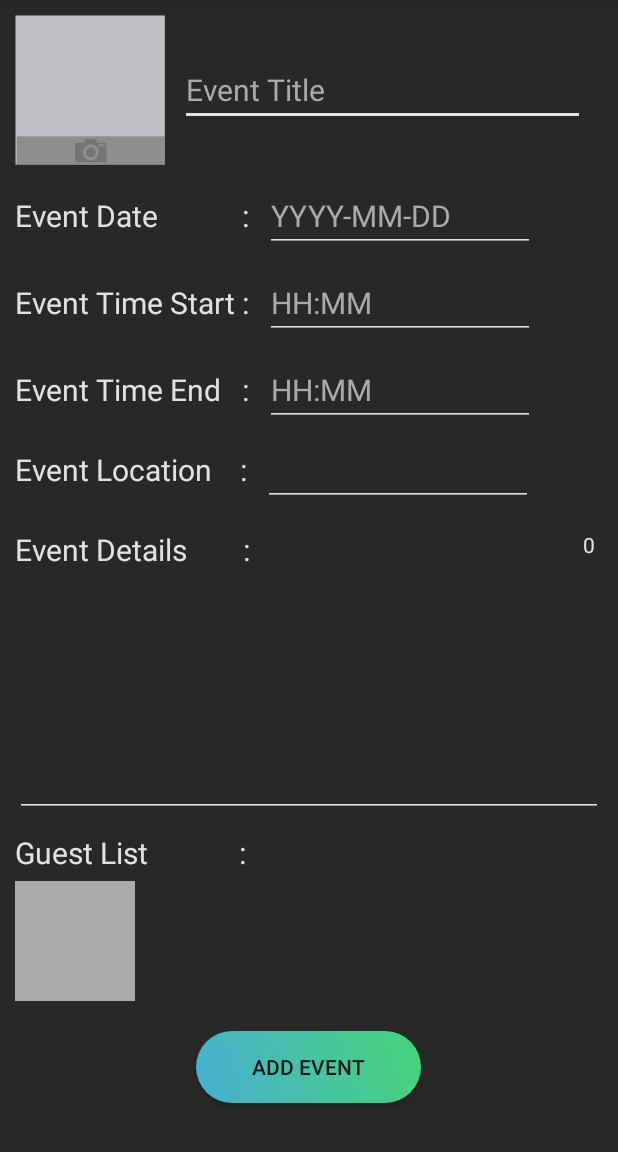
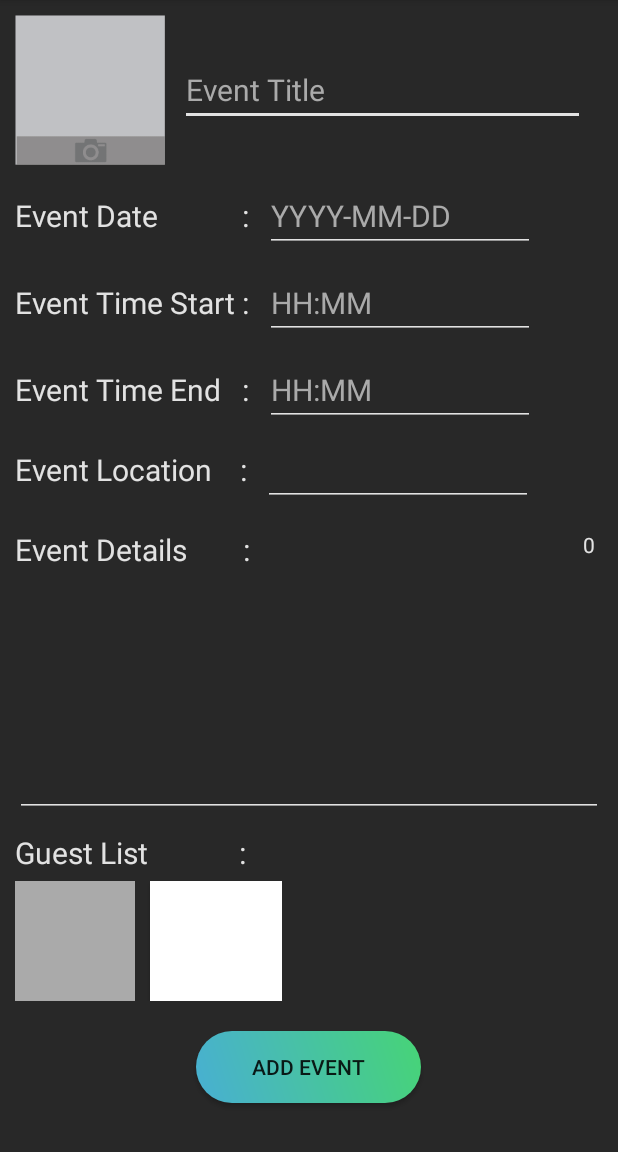
Before and after one commit to sesiliafenina/singup, an Android app: the AddEventActivity screen opened directly, with no data from a screen before it, after a tap on an icon or button, on a phone screen of 412 x 824 dp, the part 84-1236 px from its top. Run offline under Robolectric (Android 15) with nearby library versions, the light colour scheme and no system bars; libraries missing offline, so code that uses them is left out: com.loopj.android, cz.msebera.android.

Commit message:
login page dynamic button generation. with bugs

```diff
--- a/app/src/main/AndroidManifest.xml
+++ b/app/src/main/AndroidManifest.xml
@@ -17,14 +17,15 @@
         android:supportsRtl="true"
         android:theme="@style/AppTheme"
         android:usesCleartextTraffic="true">
-        <activity android:name=".FR_CAMERA"></activity>
+        <activity android:name=".LoginPAge"></activity>
+        <activity android:name=".FR_CAMERA" />
         <activity android:name=".ManagerActivity" />
         <activity android:name=".MainActivity" />
         <activity android:name=".DetailsActivity" />
         <activity android:name=".RegisterActivity" />
         <activity android:name=".QRCodeActivity" />
         <activity android:name=".AddEventActivity" />
-        <activity android:name=".EventCreatedActivity"/>
+        <activity android:name=".EventCreatedActivity" />
         <activity android:name=".MainPage">
             <intent-filter>
                 <action android:name="android.intent.action.MAIN" />
--- a/app/src/main/java/com/example/myapplication/AddEventActivity.java
+++ b/app/src/main/java/com/example/myapplication/AddEventActivity.java
@@ -2,6 +2,7 @@ package com.example.myapplication;
 
 import android.content.Intent;
 import android.graphics.Bitmap;
+import android.graphics.Color;
 import android.net.Uri;
 import android.os.AsyncTask;
 import android.os.Bundle;
@@ -46,6 +47,9 @@ public class AddEventActivity extends AppCompatActivity {
     private String date;
     private List<Bitmap> listOfGGuest = new ArrayList<>();
     private Bitmap eventImage;
+    private static int i=1;
+    Button ButtonGuest1;
+    ImageView Image1;
 
     @Override
     protected void onCreate(Bundle savedInstanceState) {
@@ -53,6 +57,7 @@ public class AddEventActivity extends AppCompatActivity {
         setContentView(R.layout.add_event);
         final TextView mTextView = findViewById(R.id.textCounter);
         final EditText mEditText = findViewById(R.id.eventDescription);
+
 
         Button button = findViewById(R.id.addImage);
         button.setOnClickListener(new View.OnClickListener() {
@@ -66,6 +71,7 @@ public class AddEventActivity extends AppCompatActivity {
             @Override
             public void onClick(View v) {
                 pickGuestImage(R.id.guestImage);
+                createNextGuestButton();
             }
         });
         /*
@@ -148,11 +154,14 @@ public class AddEventActivity extends AppCompatActivity {
                 ImageView imageView = findViewById(R.id.guestImage);
                 imageView.setImageBitmap(bitmap);
                 listOfGGuest.add(bitmap);
+
+
+
             } catch (IOException e) {
                 e.printStackTrace();
             }
         }
-        /*
+//Hakim error
         else if (requestCode == GUEST_IMAGE_REQUEST_CODE_2 && resultCode == RESULT_OK && data != null && data.getData() != null) {
 
             Uri uri = data.getData();
@@ -161,44 +170,95 @@ public class AddEventActivity extends AppCompatActivity {
                 Bitmap bitmap = MediaStore.Images.Media.getBitmap(getContentResolver(), uri);
                 // Log.d(TAG, String.valueOf(bitmap));
 
-                ImageView imageView = findViewById(R.id.guestImage2);
+                ImageView imageView = findViewById(R.id.Image1);
                 imageView.setImageBitmap(bitmap);
                 listOfGGuest.add(bitmap);
             } catch (IOException e) {
                 e.printStackTrace();
             }
         }
-        else if (requestCode == GUEST_IMAGE_REQUEST_CODE_3 && resultCode == RESULT_OK && data != null && data.getData() != null) {
+        else{
+            Toast.makeText(this,"ERROR ",Toast.LENGTH_LONG).show();
+        }
+//        else if (requestCode == GUEST_IMAGE_REQUEST_CODE_3 && resultCode == RESULT_OK && data != null && data.getData() != null) {
+//
+//            Uri uri = data.getData();
+//
+//            try {
+//                Bitmap bitmap = MediaStore.Images.Media.getBitmap(getContentResolver(), uri);
+//                // Log.d(TAG, String.valueOf(bitmap));
+//
+//                ImageView imageView = findViewById(R.id.guestImage3);
+//                imageView.setImageBitmap(bitmap);
+//                listOfGGuest.add(bitmap);
+//            } catch (IOException e) {
+//                e.printStackTrace();
+//            }
+//        }
+//        else if (requestCode == GUEST_IMAGE_REQUEST_CODE_4 && resultCode == RESULT_OK && data != null && data.getData() != null) {
+//
+//            Uri uri = data.getData();
+//
+//            try {
+//                Bitmap bitmap = MediaStore.Images.Media.getBitmap(getContentResolver(), uri);
+//                // Log.d(TAG, String.valueOf(bitmap));
+//
+//                ImageView imageView = findViewById(R.id.guestImage4);
+//                imageView.setImageBitmap(bitmap);
+//                listOfGGuest.add(bitmap);
+//            } catch (IOException e) {
+//                e.printStackTrace();
+//            }
+//        }
+    }
 
-            Uri uri = data.getData();
+    private void createNextGuestButton() {
 
-            try {
-                Bitmap bitmap = MediaStore.Images.Media.getBitmap(getContentResolver(), uri);
-                // Log.d(TAG, String.valueOf(bitmap));
 
-                ImageView imageView = findViewById(R.id.guestImage3);
-                imageView.setImageBitmap(bitmap);
-                listOfGGuest.add(bitmap);
-            } catch (IOException e) {
-                e.printStackTrace();
-            }
+        try {
+
+            LinearLayout layout = (LinearLayout) findViewById(R.id.guestListAdd);
+            ButtonGuest1 = new Button(this);
+            ButtonGuest1.setClickable(true);
+            ButtonGuest1.setBackgroundColor(Color.parseColor("#FFFFFF"));
+            ButtonGuest1.setLayoutParams(new RelativeLayout.LayoutParams(RelativeLayout.LayoutParams.WRAP_CONTENT,
+                    RelativeLayout.LayoutParams.MATCH_PARENT));
+//            ButtonGuest1.setId(Integer.parseInt("1234"));
+
+            layout.addView(ButtonGuest1);
+            Image1 = new ImageView(this);
+            Image1.setId(View.generateViewId());
+            layout.addView(Image1);
+            ButtonGuest1.setOnClickListener(new View.OnClickListener() {
+                @Override
+                public void onClick(View v) {
+
+                    try {
+                        pickGuestImage(R.id.Image1);
+                        Toast error = Toast.makeText(getApplicationContext(),"clicketyclackaty",Toast.LENGTH_LONG);
+                        error.show();
+
+                    } catch (Exception e) {
+                        Toast error = Toast.makeText(getApplicationContext(),e.toString(),Toast.LENGTH_LONG);
+                        error.show();
+                    }
+
+                }
+            });
+            Toast toast = Toast.makeText(getApplicationContext(),"createNextGuestButton: SUCCESS",Toast.LENGTH_LONG);
+            toast.show();
+
+
+
+        } catch (Exception e) {
+            Toast error = Toast.makeText(getApplicationContext(),e.toString(),Toast.LENGTH_LONG);
+            error.show();
         }
-        else if (requestCode == GUEST_IMAGE_REQUEST_CODE_4 && resultCode == RESULT_OK && data != null && data.getData() != null) {
 
-            Uri uri = data.getData();
 
-            try {
-                Bitmap bitmap = MediaStore.Images.Media.getBitmap(getContentResolver(), uri);
-                // Log.d(TAG, String.valueOf(bitmap));
+    }
 
-                ImageView imageView = findViewById(R.id.guestImage4);
-                imageView.setImageBitmap(bitmap);
-                listOfGGuest.add(bitmap);
-            } catch (IOException e) {
-                e.printStackTrace();
-            }
-        }*/
-    }
+
 
     private void pickEventImage(){
         //Create an Intent with action as ACTION_PICK
@@ -224,16 +284,16 @@ public class AddEventActivity extends AppCompatActivity {
         if (R.id.guestImage == id) {
             startActivityForResult(intent, GUEST_IMAGE_REQUEST_CODE_1);
         }
-        /*
-        else if (R.id.guestImage2 == id) {
+
+        else if (R.id.Image1 == id) {
             startActivityForResult(intent, GUEST_IMAGE_REQUEST_CODE_2);
         }
-        else if (R.id.guestImage3 == id) {
-            startActivityForResult(intent, GUEST_IMAGE_REQUEST_CODE_3);
-        }
-        else if (R.id.guestImage4 == id) {
-            startActivityForResult(intent, GUEST_IMAGE_REQUEST_CODE_4);
-        }*/
+//        else if (R.id.guestImage3 == id) {
+//            startActivityForResult(intent, GUEST_IMAGE_REQUEST_CODE_3);
+//        }
+//        else if (R.id.guestImage4 == id) {
+//            startActivityForResult(intent, GUEST_IMAGE_REQUEST_CODE_4);
+//        }
     }
 
     private void sendEventForm2(){
--- a/app/src/main/java/com/example/myapplication/RegisterActivity.java
+++ b/app/src/main/java/com/example/myapplication/RegisterActivity.java
@@ -222,7 +222,7 @@ public class RegisterActivity extends AppCompatActivity {
         }
     }
 
-/*
+
     @Override
     protected void onActivityResult(int requestCode, int resultCode, @Nullable Intent data) {
         super.onActivityResult(requestCode, resultCode, data);
@@ -230,7 +230,7 @@ public class RegisterActivity extends AppCompatActivity {
 
             sendPictureToServer();
         }
-    }*/
+    }
 
     private void sendPictureToServer(){           //TODO COPY PASTED FROM NINA sendEventForm2() in AddEventActivity    //TODO Toast message if Person VALID or INVALID
         AsyncHttpClient client = new AsyncHttpClient();
--- a/app/src/main/res/layout/add_event.xml
+++ b/app/src/main/res/layout/add_event.xml
@@ -215,6 +215,7 @@
                 android:layout_width="match_parent"
                 android:layout_height="wrap_content">
             <RelativeLayout
+                    android:id="@+id/guestListRelative"
                     android:layout_marginRight="10dp"
                     android:layout_width="wrap_content"
                     android:layout_height="wrap_content">
@@ -230,7 +231,9 @@
                         android:scaleType="centerCrop"
                         android:layout_centerInParent="true"
                         android:background="@android:color/darker_gray"/>
+
             </RelativeLayout>
+
             <!--
             <RelativeLayout
                     android:layout_marginRight="10dp"
--- a/app/src/main/res/values/ids.xml
+++ b/app/src/main/res/values/ids.xml
@@ -1,2 +1,4 @@
 <?xml version="1.0" encoding="utf-8"?>
-<resources></resources>
+<resources>
+    <item name="Image1" type="id" />
+</resources>
```
